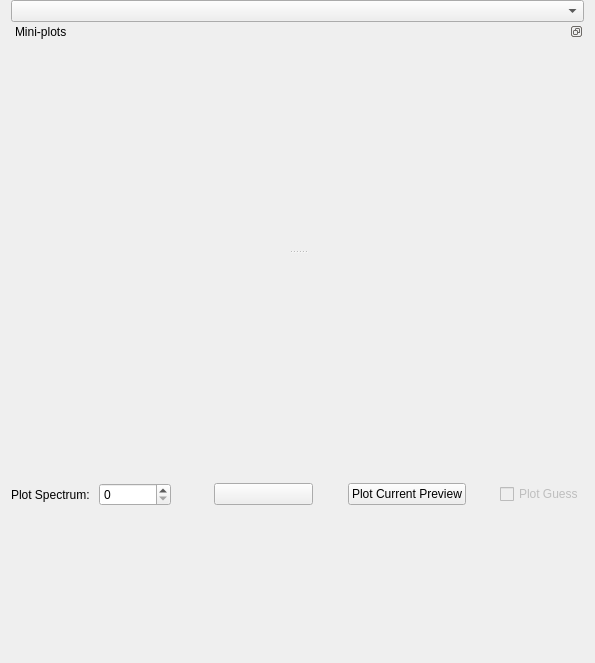
First picture: the form in qt/scientific_interfaces/Indirect/IndirectFitPreviewPlot.ui, repository mantidproject/mantid, before the edit.
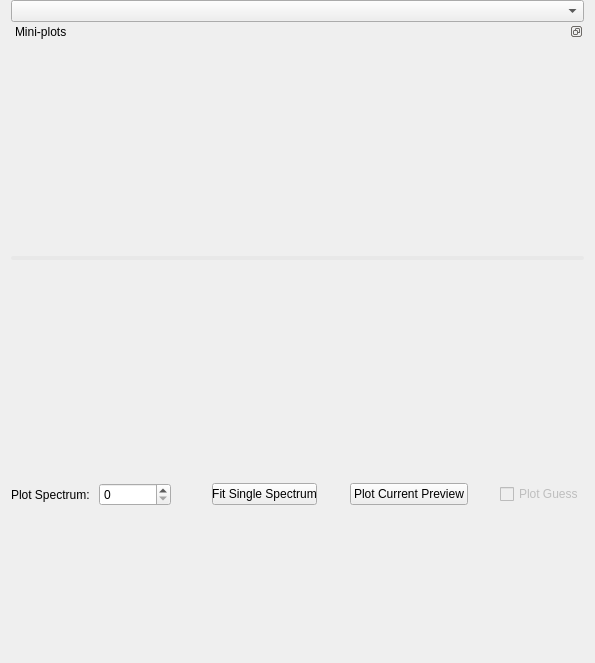
Second picture: the form after the edit. Custom widgets are drawn as their Qt base class.

```diff
--- a/qt/scientific_interfaces/Indirect/IndirectFitPreviewPlot.ui
+++ b/qt/scientific_interfaces/Indirect/IndirectFitPreviewPlot.ui
@@ -51,14 +51,14 @@
        <item row="0" column="0">
         <widget class="QSplitter" name="splitter">
          <property name="styleSheet">
-          <string notr="true"/>
+          <string notr="true">QSplitter::handle { 
+background-color: #e8e8e8;
+border-radius: 2px;
+}</string>
          </property>
          <property name="orientation">
           <enum>Qt::Vertical</enum>
          </property>
-         <property name="handleWidth">
-          <number>20</number>
-         </property>
          <widget class="MantidQt::MantidWidgets::PreviewPlot" name="ppPlotTop" native="true">
           <property name="sizePolicy">
            <sizepolicy hsizetype="Preferred" vsizetype="Expanding">
@@ -161,6 +161,9 @@
          <height>0</height>
         </size>
        </property>
+       <property name="text">
+        <string>Fit Single Spectrum</string>
+       </property>
       </widget>
      </item>
      <item>
```
